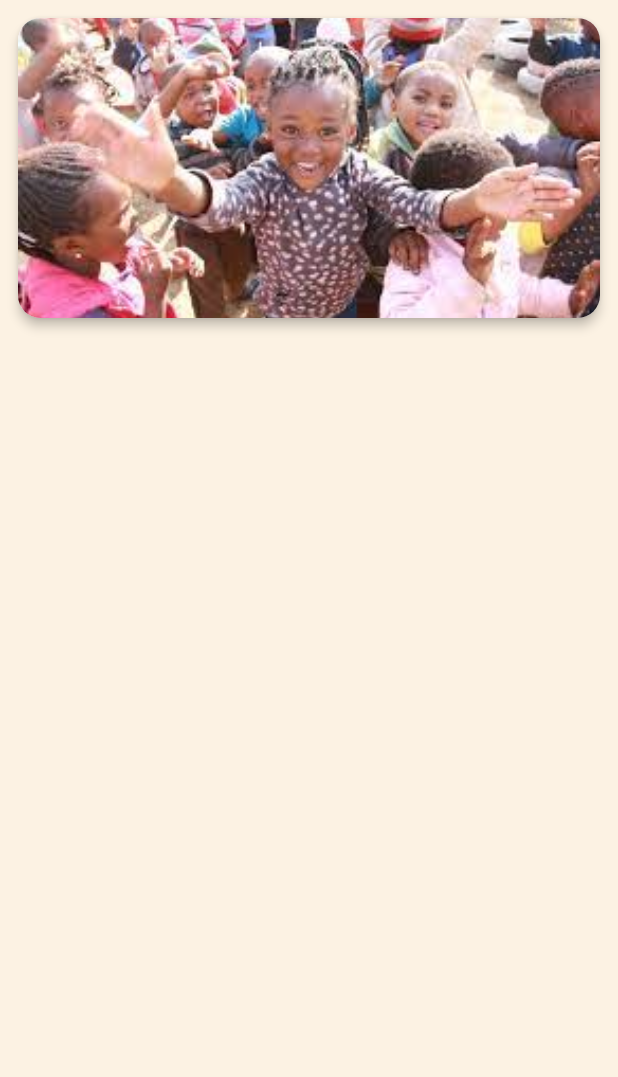
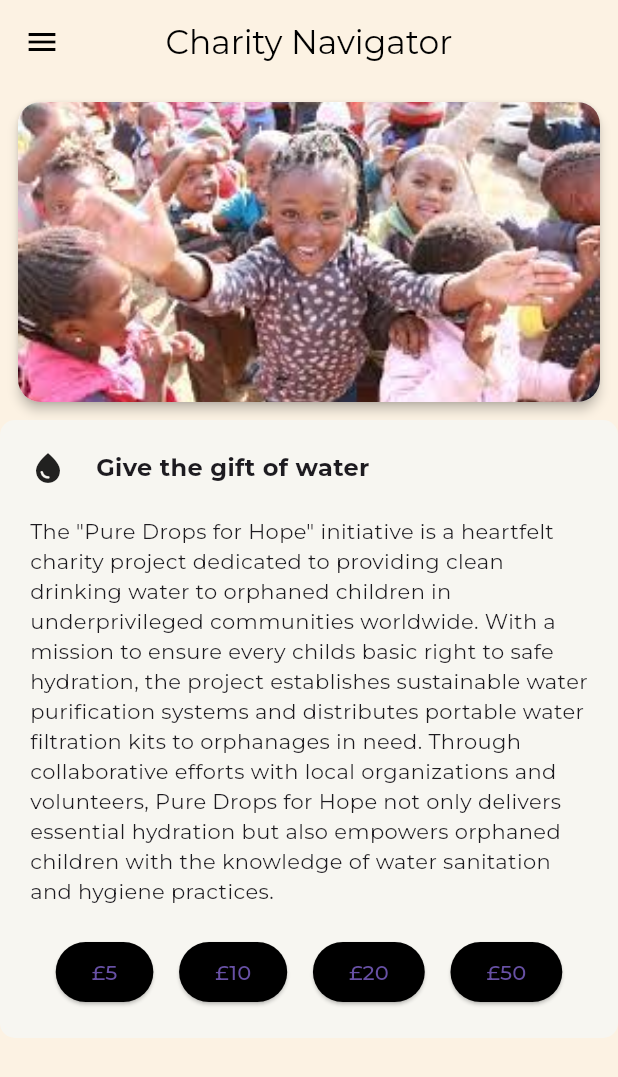
Before and after one commit to amaanaliakhtar/CharityAppFYP, a Flutter app: the ProjectDetails screen opened directly, on a phone screen of 412 x 824 dp. Shown: the top 1077 px of the screen. Run offline on Flutter 3.47's test engine with Material 3 defaults, Android fonts, the phone set to English and light mode, and no system bars; our stand-ins replace firebase_auth, firebase_core, google_fonts; missing offline and left inert: firebase_ui_auth; accounts and stored records are empty.

Commit message:
Added buttons for donation amounts

```diff
--- a/lib/screens/details/project_details.dart
+++ b/lib/screens/details/project_details.dart
@@ -6,10 +6,69 @@ class ProjectDetails extends StatelessWidget {
   @override
   Widget build(BuildContext context) {
     return Scaffold(
+      appBar: AppBar(
+        leading: const Icon(
+          Icons.menu,
+          color: Colors.black,
+        ),
+        title: const Text(
+          "Charity Navigator",
+          style: TextStyle(color: Colors.black),
+        ),
+        centerTitle: true,
+        elevation: 0,
+        backgroundColor: Colors.transparent,
+      ),
       body: SingleChildScrollView(
         child: Column(
           children: [
             ImageCard(),
+            Container(
+              decoration: BoxDecoration(
+                borderRadius: BorderRadius.circular(10),
+                color: const Color(0xFFF7F6F1),
+              ),
+              padding: const EdgeInsets.all(20),
+              child: const Column(
+                children: [
+                  Row(
+                    crossAxisAlignment: CrossAxisAlignment.start,
+                    mainAxisAlignment: MainAxisAlignment.start,
+                    children: [
+                      Flexible(
+                        child: Icon(Icons.water_drop),
+                      ),
+                      SizedBox(
+                        width: 20,
+                      ),
+                      Text(
+                        "Give the gift of water",
+                        style: TextStyle(
+                            fontWeight: FontWeight.bold, fontSize: 16),
+                        maxLines: 2,
+                        overflow: TextOverflow.ellipsis,
+                      ),
+                    ],
+                  ),
+                  SizedBox(height: 20),
+                  Text(
+                    'The "Pure Drops for Hope" initiative is a heartfelt charity project dedicated to providing clean drinking water to orphaned children in underprivileged communities worldwide. With a mission to ensure every childs basic right to safe hydration, the project establishes sustainable water purification systems and distributes portable water filtration kits to orphanages in need. Through collaborative efforts with local organizations and volunteers, Pure Drops for Hope not only delivers essential hydration but also empowers orphaned children with the knowledge of water sanitation and hygiene practices.',
+                  ),
+                  SizedBox(
+                    height: 20,
+                  ),
+                  Row(
+                    mainAxisAlignment: MainAxisAlignment.spaceEvenly,
+                    children: [
+                      DonationAmountButton(donationAmount: "5"),
+                      DonationAmountButton(donationAmount: "10"),
+                      DonationAmountButton(donationAmount: "20"),
+                      DonationAmountButton(donationAmount: "50"),
+                    ],
+                  )
+                ],
+              ),
+            ),
           ],
         ),
       ),
@@ -44,3 +103,17 @@ class ImageCard extends StatelessWidget {
     );
   }
 }
+
+class DonationAmountButton extends StatelessWidget {
+  final String donationAmount;
+  const DonationAmountButton({super.key, required this.donationAmount});
+
+  @override
+  Widget build(BuildContext context) {
+    return ElevatedButton(
+      onPressed: () {},
+      style: ElevatedButton.styleFrom(backgroundColor: Colors.black),
+      child: Text('£' + donationAmount),
+    );
+  }
+}
--- /dev/null
+++ b/lib/screens/shared/appbar.dart
@@ -0,0 +1,35 @@
+import 'package:flutter/material.dart';
+
+class CustomAppBar extends StatelessWidget {
+  const CustomAppBar({super.key});
+  @override
+  Size get preferredSize => const Size.fromHeight(100);
+
+  @override
+  Widget build(BuildContext context) {
+    return AppBar(
+      leading: const Icon(
+        Icons.menu,
+        color: Colors.black,
+      ),
+      title: const Text(
+        "Charity Navigator",
+        style: TextStyle(color: Colors.black),
+      ),
+      centerTitle: true,
+      elevation: 0,
+      backgroundColor: Colors.transparent,
+      // actions: [
+      //   Container(
+      //     decoration: BoxDecoration(
+      //         borderRadius: BorderRadius.circular(10),
+      //         color: Colors.transparent),
+      //     child: IconButton(
+      //       onPressed: () {},
+      //       icon: const Image(image: AssetImage("assets/logo.png")),
+      //     ),
+      //   )
+      // ],
+    );
+  }
+}
```
